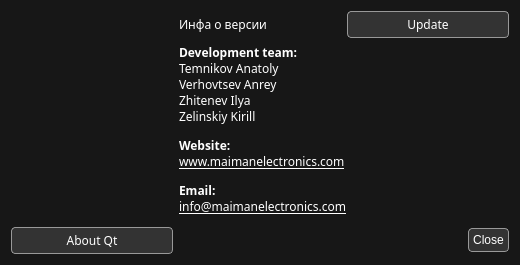
Before: the Qt Designer form multibench/widgets/aboutdialog.ui in IlyaZh/Maiman-MCBS, drawn with Qt 5.
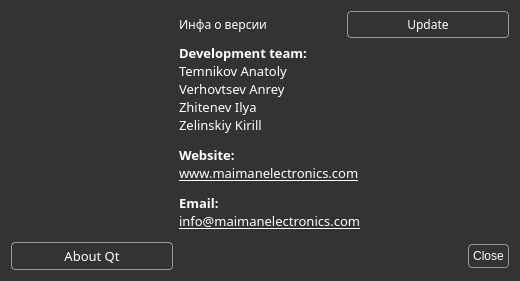
After: the same form once the commit is applied. Icons and pictures are not drawn.

Commit message: Небольшие изменения дизайна

What changed in the file:
```diff
--- a/multibench/widgets/aboutdialog.ui
+++ b/multibench/widgets/aboutdialog.ui
@@ -7,7 +7,7 @@
     <x>0</x>
     <y>0</y>
     <width>520</width>
-    <height>260</height>
+    <height>261</height>
    </rect>
   </property>
   <property name="sizePolicy">
@@ -26,7 +26,7 @@
    <string>About</string>
   </property>
   <property name="styleSheet">
-   <string notr="true">background: #171717;
+   <string notr="true">background: #333333;
 color: #fff;</string>
   </property>
   <property name="modal">
@@ -73,7 +73,7 @@
      <property name="font">
       <font>
        <family>Share Tech Mono</family>
-       <pointsize>9</pointsize>
+       <pointsize>10</pointsize>
       </font>
      </property>
      <property name="styleSheet">
@@ -95,7 +95,7 @@
      <property name="font">
       <font>
        <family>Share Tech Mono</family>
-       <pointsize>9</pointsize>
+       <pointsize>10</pointsize>
       </font>
      </property>
      <property name="styleSheet">
@@ -159,7 +159,10 @@
      <property name="font">
       <font>
        <family>Share Tech Mono</family>
-       <pointsize>9</pointsize>
+       <pointsize>10</pointsize>
+       <weight>50</weight>
+       <italic>false</italic>
+       <bold>false</bold>
       </font>
      </property>
      <property name="styleSheet">
```
Left out of the diff: 5 changed lines with no effect on the pictures. The commit also changes 5 other files.
